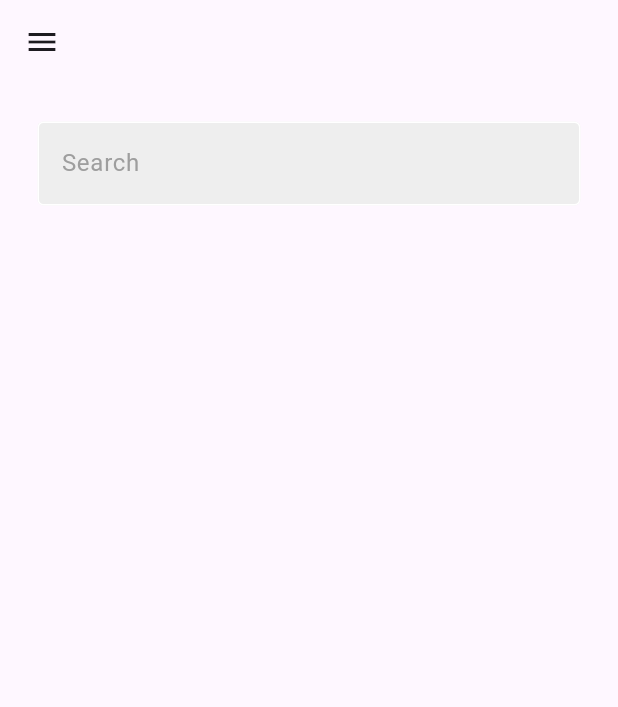
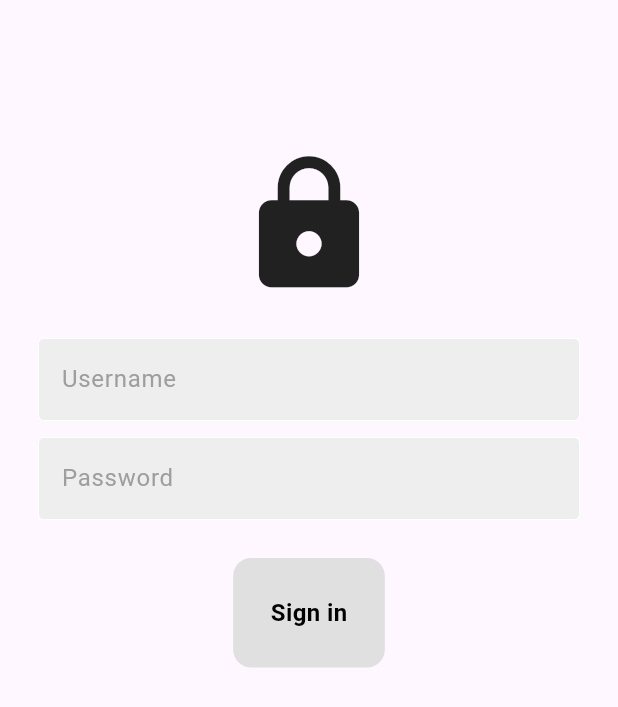
Before and after one commit to ranadaksh08/Trade_Market-img-, a Flutter app: the screen it shows after launch, after a tap on the "arrow forward" icon, on a phone screen of 412 x 824 dp. Shown: the top 707 px of the screen. Run offline on Flutter 3.47's test engine with Material 3 defaults, Android fonts, the light colour scheme and no system bars.

Commit message:
added login page

```diff
--- a/lib/components/my_drawer.dart
+++ b/lib/components/my_drawer.dart
@@ -80,7 +80,14 @@
           MyListTile(
             icon: Icons.logout_outlined,
             text: "LogOut",
-            onTap: (){}),
+            onTap: (){
+              //pop drawer
+              Navigator.pop(context);
+
+              //go to welcome page
+              Navigator.pushNamed(context, '/welcome_page');
+
+            }),
 
         ],
       ),
--- /dev/null
+++ b/lib/components/my_textfield.dart
@@ -0,0 +1,39 @@
+import 'package:flutter/material.dart';
+
+class MyTextfield extends StatelessWidget {
+  final controller;
+  final String hintText;
+  final bool obscureText;
+
+  const MyTextfield({
+    super.key,
+    required this.controller,
+    required this.hintText,
+    required this.obscureText,
+    });
+
+  @override
+  Widget build(BuildContext context) {
+    return Padding(
+              padding: const EdgeInsets.symmetric(horizontal: 25),
+              child: TextField(
+                controller: controller,
+                obscureText: obscureText,
+                decoration: InputDecoration(
+                enabledBorder: const OutlineInputBorder(
+                borderSide: BorderSide(color: Colors.white),
+                ),
+                focusedBorder: OutlineInputBorder(
+                borderSide: BorderSide(color: Colors.grey.shade400),
+                  ),
+              fillColor: Colors.grey.shade200,
+              filled: true,
+              hintText: hintText,
+              hintStyle: TextStyle(
+                color: Colors.grey[500],
+              )
+          ),
+        ),
+      );
+  }
+}
--- a/lib/main.dart
+++ b/lib/main.dart
@@ -1,6 +1,7 @@
 import 'package:agoraofolymus/models/shop.dart';
 import 'package:agoraofolymus/pages/addItem_page.dart';
 import 'package:agoraofolymus/pages/cart_page.dart';
+import 'package:agoraofolymus/pages/login_page.dart';
 import 'package:agoraofolymus/pages/marketplace_page.dart';
 import 'package:agoraofolymus/pages/profile_page.dart';
 import 'package:agoraofolymus/pages/welcome_page.dart';
@@ -31,6 +32,7 @@
         '/marketplace_page' : (context) => MarketplacePage(),
         '/cart_page' : (context) => CartPage(),
         '/welcome_page' : (context) => WelcomePage(),
+        '/login_page' : (context) => LoginPage(),
 
       },
     );
--- /dev/null
+++ b/lib/pages/login_page.dart
@@ -0,0 +1,63 @@
+import 'package:agoraofolymus/components/my_button.dart';
+import 'package:agoraofolymus/components/my_textfield.dart';
+import 'package:flutter/material.dart';
+
+class LoginPage extends StatelessWidget {
+  LoginPage({super.key});
+
+  //text editing controllers
+  final usernameController = TextEditingController();
+  final passwordController = TextEditingController();
+
+  @override
+  Widget build(BuildContext context) {
+    return Scaffold(
+      body: SafeArea(
+        child: Center(
+          child: Column(
+            children: [
+
+              const SizedBox(height: 100),
+
+              //logo/image
+              Icon(
+                Icons.lock,
+                size: 100,
+              ),
+
+              const SizedBox(height: 25),
+              //username textfield
+              MyTextfield(
+                controller: usernameController,
+                hintText: 'Username',
+                obscureText: false),
+
+              const SizedBox(height: 10),
+
+              //password textfield
+              MyTextfield(
+                controller: passwordController,
+                hintText: 'Password',
+                obscureText: true),
+
+              const SizedBox(height: 25),
+
+              //sign in button
+              MyButton(
+                onTap: (){},
+                child: Text(
+                  "Sign in",
+                  style: TextStyle(
+                    color: Colors.black,
+                    fontWeight: FontWeight.bold,
+                    fontSize: 16,
+                  ),
+                ),
+              ),
+            ],
+          ),
+        ),
+      ),
+    );
+  }
+}
--- a/lib/pages/welcome_page.dart
+++ b/lib/pages/welcome_page.dart
@@ -20,7 +20,7 @@
             ),
 
             //button to store
-            MyButton(onTap: () =>Navigator.pushNamed(context, '/marketplace_page'),
+            MyButton(onTap: () =>Navigator.pushNamed(context, '/login_page'),
             child: Icon(Icons.arrow_forward))
           ],
         ),
```
